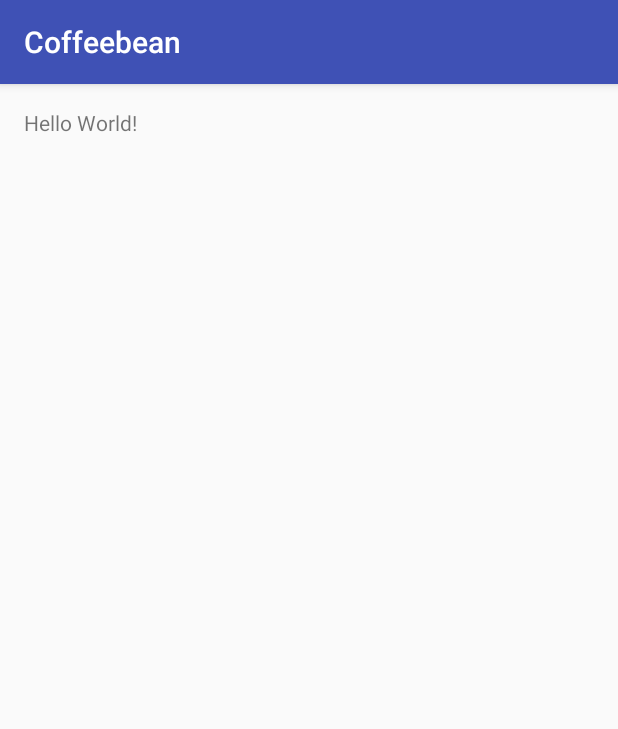
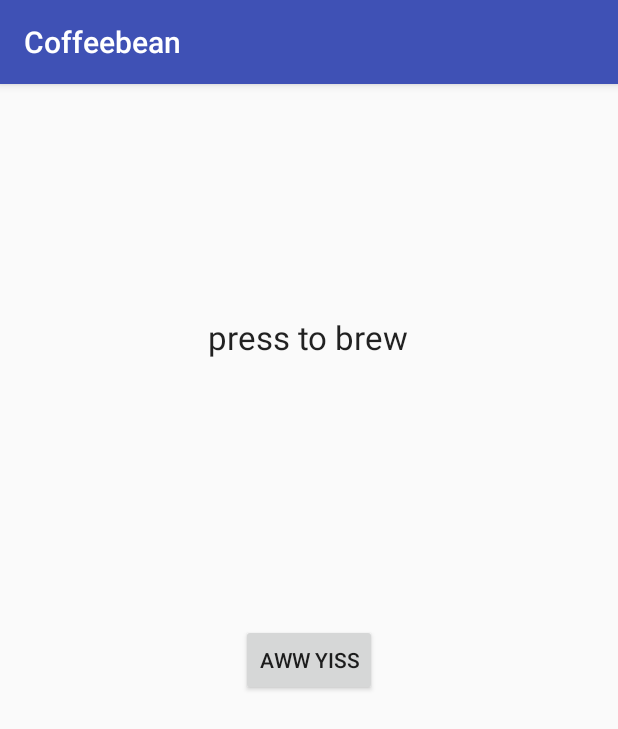
Before and after one commit to heidtn/coffeebean, an Android app: the screen it shows after launch (MainActivity), on a phone screen of 412 x 824 dp. Shown: the top 729 px of the screen. Run offline under Robolectric (Android 15) with nearby library versions, the phone set to English and light mode, and no system bars; libraries missing offline, so code that uses them is left out: com.punchthrough.bean.

Commit message:
basic bean arduino code.  Basic button handler.  SDK integration

```diff
--- a/app/build.gradle
+++ b/app/build.gradle
@@ -23,4 +23,5 @@ dependencies {
     compile fileTree(dir: 'libs', include: ['*.jar'])
     testCompile 'junit:junit:4.12'
     compile 'com.android.support:appcompat-v7:23.1.1'
+    compile 'com.punchthrough.bean.sdk:sdk:2.0.1'
 }
--- a/app/src/main/java/com/nathanheidt/coffeebean/MainActivity.java
+++ b/app/src/main/java/com/nathanheidt/coffeebean/MainActivity.java
@@ -2,12 +2,56 @@ package com.nathanheidt.coffeebean;
 
 import android.support.v7.app.AppCompatActivity;
 import android.os.Bundle;
+import android.view.View;
+import android.widget.Button;
+
+import com.punchthrough.bean.sdk.Bean;
+import com.punchthrough.bean.sdk.BeanDiscoveryListener;
+import com.punchthrough.bean.sdk.BeanManager;
+
+import java.util.ArrayList;
+import java.util.List;
 
 public class MainActivity extends AppCompatActivity {
+
+    final List<Bean> beans = new ArrayList<>();
+    Bean CoffeeBean = null;
 
     @Override
     protected void onCreate(Bundle savedInstanceState) {
         super.onCreate(savedInstanceState);
         setContentView(R.layout.activity_main);
+
+        Button bt = (Button)findViewById(R.id.brew_button);
+        bt.setOnClickListener(new View.OnClickListener() {
+            @Override
+            public void onClick(View v) {
+                BeanManager.getInstance().startDiscovery(listener);
+            }
+        });
     }
+
+    @Override
+    protected void onPause()
+    {
+        super.onPause();
+
+    }
+
+    BeanDiscoveryListener listener = new BeanDiscoveryListener() {
+        @Override
+        public void onBeanDiscovered(Bean bean, int rssi) {
+            beans.add(bean);
+        }
+
+        @Override
+        public void onDiscoveryComplete() {
+            for (Bean bean : beans) {
+                System.out.println(bean.getDevice().getName());   // "Bean"              (example)
+            }
+
+        }
+    };
+
+
 }
--- a/app/src/main/res/layout/activity_main.xml
+++ b/app/src/main/res/layout/activity_main.xml
@@ -12,5 +12,18 @@
     <TextView
         android:layout_width="wrap_content"
         android:layout_height="wrap_content"
-        android:text="Hello World!" />
+        android:textAppearance="?android:attr/textAppearanceLarge"
+        android:text="press to brew"
+        android:id="@+id/coffee_status"
+        android:layout_alignParentTop="true"
+        android:layout_centerHorizontal="true"
+        android:layout_marginTop="138dp" />
+
+    <Button
+        android:layout_width="wrap_content"
+        android:layout_height="wrap_content"
+        android:text="AWW YISS"
+        android:id="@+id/brew_button"
+        android:layout_centerVertical="true"
+        android:layout_centerHorizontal="true" />
 </RelativeLayout>
```
Also changed, not shown: 2 other files.
